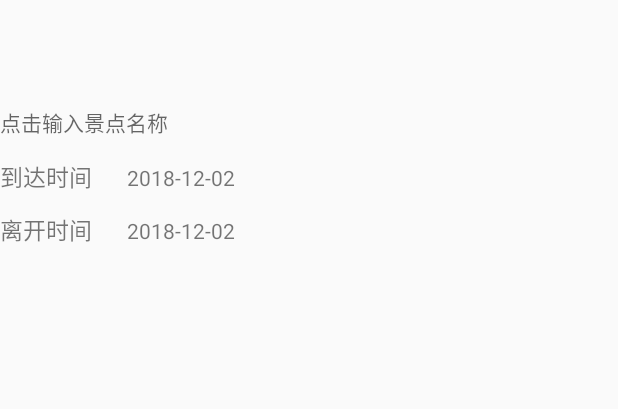
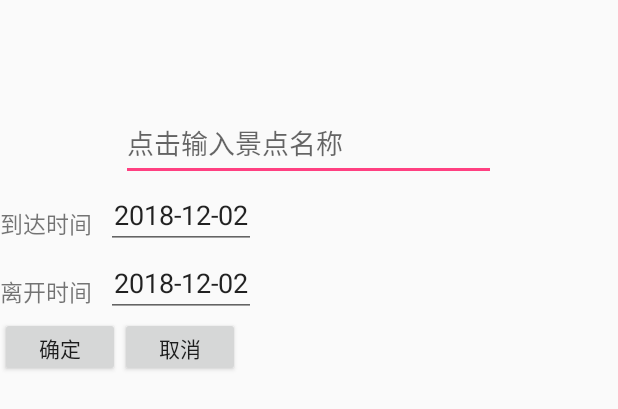
Before and after one commit to MilkZS/JustGo, an Android app: the layout define_view_edit_log.xml on its own in the app's theme, with its tools: preview values and no code run, on a phone screen of 412 x 824 dp. Shown: the top 409 px of the screen. Run offline under Robolectric (Android 15) with nearby library versions, the phone set to English and light mode, and no system bars.

Commit message:
fix UI #42

```diff
--- a/app/src/main/java/com/milkzs/android/wheretotravel/Log/EditCustomDialog.java
+++ b/app/src/main/java/com/milkzs/android/wheretotravel/Log/EditCustomDialog.java
@@ -10,24 +10,31 @@ import android.view.LayoutInflater;
 import android.view.View;
 import android.view.ViewGroup;
 
+import com.milkzs.android.wheretotravel.R;
+
 /**
  * Created by alan on 2018/8/25.
  */
 
-public class EditCustomDialog extends DialogFragment{
+public class EditCustomDialog extends DialogFragment {
 
     @Override
     public void onCreate(@Nullable Bundle savedInstanceState) {
         super.onCreate(savedInstanceState);
     }
 
-    @NonNull
+    private View mView;
+
+    @Nullable
     @Override
-    public Dialog onCreateDialog(Bundle savedInstanceState) {
+    public View onCreateView(LayoutInflater inflater, @Nullable ViewGroup container, @Nullable Bundle savedInstanceState) {
 
-        AlertDialog.Builder builder = new AlertDialog.Builder(getContext());
+        if (mView == null) {
+            mView = inflater.inflate(R.layout.define_view_edit_log, container);
+        }
 
 
-        return null;
+
+        return mView;
     }
 }
--- a/app/src/main/java/com/milkzs/android/wheretotravel/MainFragment/LogRecordFragment.java
+++ b/app/src/main/java/com/milkzs/android/wheretotravel/MainFragment/LogRecordFragment.java
@@ -15,6 +15,7 @@ import android.view.View;
 import android.view.ViewGroup;
 import android.widget.ImageView;
 
+import com.milkzs.android.wheretotravel.Log.EditCustomDialog;
 import com.milkzs.android.wheretotravel.MainFragment.adapter.LogListAdapter;
 import com.milkzs.android.wheretotravel.R;
 import com.milkzs.android.wheretotravel.db.PlaceContract;
@@ -55,7 +56,8 @@ public class LogRecordFragment extends Fragment implements LoaderManager.LoaderC
         addImageView.setOnClickListener(new View.OnClickListener() {
             @Override
             public void onClick(View v) {
-
+                EditCustomDialog editCustomDialog = new EditCustomDialog();
+                editCustomDialog.show(getFragmentManager(),"EditCustomDialog");
             }
         });
 
--- a/app/src/main/res/layout/define_view_edit_log.xml
+++ b/app/src/main/res/layout/define_view_edit_log.xml
@@ -1,7 +1,7 @@
 <?xml version="1.0" encoding="utf-8"?>
 <LinearLayout xmlns:android="http://schemas.android.com/apk/res/android"
-    android:layout_width="wrap_content"
-    android:layout_height="wrap_content"
+    android:layout_width="match_parent"
+    android:layout_height="match_parent"
     xmlns:tools="http://schemas.android.com/tools"
     android:orientation="vertical">
 
@@ -12,10 +12,10 @@
         android:layout_marginTop="5dp"
         android:layout_gravity="center_horizontal"/>
 
-    <TextView
+    <EditText
         android:id="@+id/define_view_log_name"
-        android:layout_width="250dp"
-        android:layout_height="30dp"
+        android:layout_width="@dimen/log_dialog_name_width"
+        android:layout_height="@dimen/log_dialog_name_height"
         android:layout_marginTop="5dp"
         android:layout_gravity="center_horizontal"
         android:hint="@string/log_name_hint"/>
@@ -29,13 +29,13 @@
         <TextView
             android:layout_width="65dp"
             android:textSize="15sp"
-            android:layout_height="30dp"
+            android:layout_height="@dimen/log_dialog_time_height"
             android:text="@string/design_label_log"/>
 
-        <TextView
+        <EditText
             android:id="@+id/define_view_log_arrive_time"
             android:layout_width="100dp"
-            android:layout_height="30dp"
+            android:layout_height="@dimen/log_dialog_time_height"
             android:textAlignment="center"
             android:layout_marginStart="5dp"
             tools:text="2018-12-02" />
@@ -51,16 +51,35 @@
         <TextView
             android:layout_width="65dp"
             android:textSize="15sp"
-            android:layout_height="30dp"
+            android:layout_height="@dimen/log_dialog_time_height"
             android:text="@string/design_label_log_leave"/>
 
-        <TextView
+        <EditText
             android:id="@+id/define_view_log_leave_time"
             android:layout_width="100dp"
-            android:layout_height="30dp"
+            android:layout_height="@dimen/log_dialog_time_height"
             android:textAlignment="center"
             android:layout_marginStart="5dp"
             tools:text="2018-12-02"/>
 
     </LinearLayout>
+
+    <LinearLayout
+        android:layout_height="wrap_content"
+        android:layout_width="match_parent">
+
+        <Button
+            android:id="@+id/define_view_log_enter_but"
+            android:layout_width="80dp"
+            android:layout_height="40dp"
+            android:text="确定"/>
+
+        <Button
+            android:id="@+id/define_view_log_enter_cancel"
+            android:layout_width="80dp"
+            android:layout_height="40dp"
+            android:text="取消"/>
+
+    </LinearLayout>
+
 </LinearLayout>
--- a/app/src/main/res/values/info_log_dialog.xml
+++ b/app/src/main/res/values/info_log_dialog.xml
@@ -4,5 +4,11 @@
     <dimen name="log_dialog_img_height">60dp</dimen>
     <dimen name="log_dialog_img_width">60dp</dimen>
 
+    <dimen name="log_dialog_name_height">50dp</dimen>
+    <dimen name="log_dialog_name_width">250dp</dimen>
+
+    <dimen name="log_dialog_time_height">40dp</dimen>
+    <dimen name="log_dialog_time_width">105dp</dimen>
+
     <string name="log_name_hint">点击输入景点名称</string>
 </resources>
```
